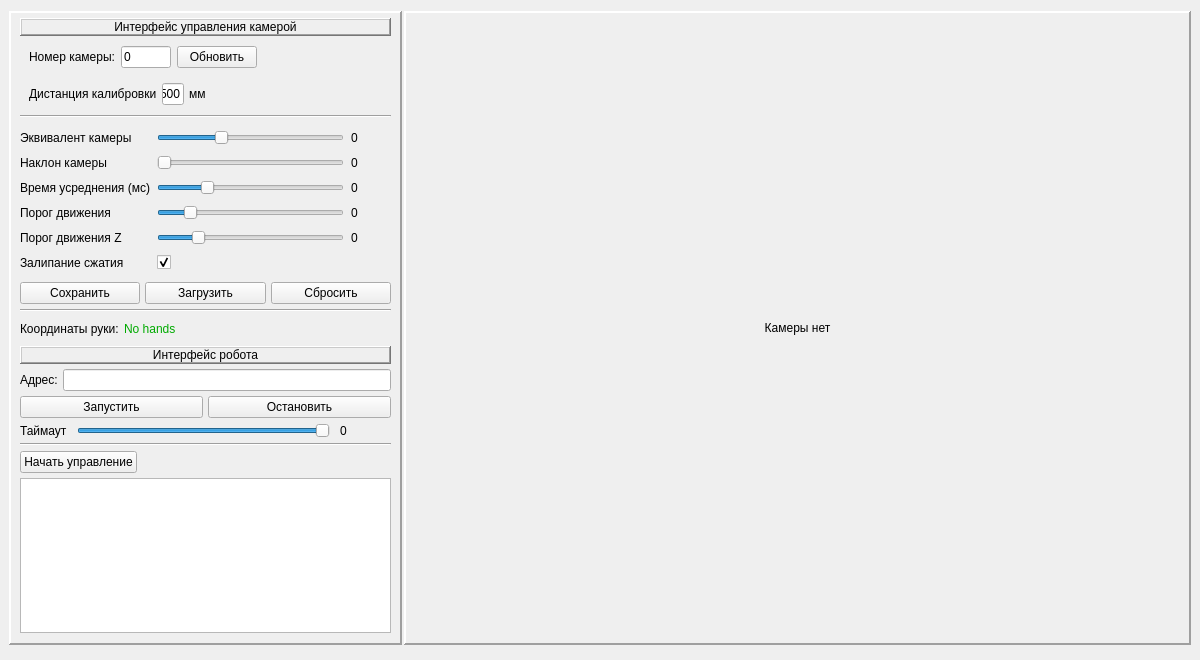
Qt form py/HapHapch/Qt/PyQtWindow.ui (KirillHit/HandTracker) before a commit.
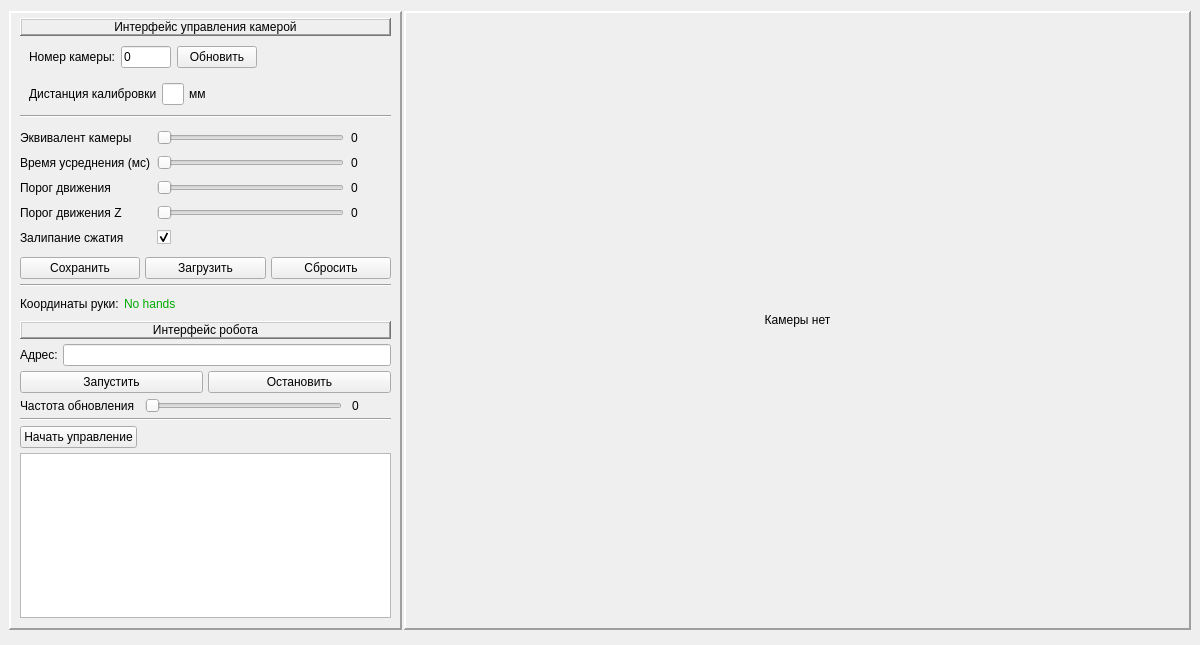
The same form after that commit.

Patch:
```diff
--- a/py/HapHapch/Qt/PyQtWindow.ui
+++ b/py/HapHapch/Qt/PyQtWindow.ui
@@ -10,7 +10,7 @@
     <x>0</x>
     <y>0</y>
     <width>1200</width>
-    <height>660</height>
+    <height>645</height>
    </rect>
   </property>
   <property name="windowTitle">
@@ -245,7 +245,7 @@
                   </size>
                  </property>
                  <property name="text">
-                  <string>500</string>
+                  <string/>
                  </property>
                 </widget>
                </item>
@@ -283,7 +283,7 @@
              </widget>
             </item>
             <item>
-             <layout class="QGridLayout" name="gridLayout_4" columnstretch="1,10,2">
+             <layout class="QGridLayout" name="gridLayout_4" columnstretch="1,10,0">
               <property name="topMargin">
                <number>7</number>
               </property>
@@ -305,14 +305,14 @@
                  <number>1</number>
                 </property>
                 <property name="value">
-                 <number>100</number>
+                 <number>0</number>
                 </property>
                 <property name="orientation">
                  <enum>Qt::Horizontal</enum>
                 </property>
                </widget>
               </item>
-              <item row="2" column="1">
+              <item row="1" column="1">
                <widget class="QSlider" name="TimeApprox">
                 <property name="maximum">
                  <number>2000</number>
@@ -321,31 +321,15 @@
                  <number>1</number>
                 </property>
                 <property name="value">
-                 <number>500</number>
+                 <number>0</number>
                 </property>
                 <property name="orientation">
                  <enum>Qt::Horizontal</enum>
                 </property>
                </widget>
               </item>
-              <item row="2" column="2">
-               <widget class="QLabel" name="Lab_TimeApprox">
-                <property name="sizePolicy">
-                 <sizepolicy hsizetype="Fixed" vsizetype="Preferred">
-                  <horstretch>0</horstretch>
-                  <verstretch>0</verstretch>
-                 </sizepolicy>
-                </property>
-                <property name="text">
-                 <string>0</string>
-                </property>
-                <property name="margin">
-                 <number>3</number>
-                </property>
-               </widget>
-              </item>
               <item row="1" column="2">
-               <widget class="QLabel" name="Lab_CamAngle">
+               <widget class="QLabel" name="Lab_TimeApprox">
                 <property name="sizePolicy">
                  <sizepolicy hsizetype="Fixed" vsizetype="Preferred">
                   <horstretch>0</horstretch>
@@ -360,46 +344,27 @@
                 </property>
                </widget>
               </item>
-              <item row="3" column="1">
-               <widget class="QSlider" name="FixedParam">
-                <property name="maximum">
-                 <number>20</number>
-                </property>
-                <property name="pageStep">
-                 <number>1</number>
-                </property>
-                <property name="value">
-                 <number>3</number>
-                </property>
-                <property name="orientation">
-                 <enum>Qt::Horizontal</enum>
-                </property>
-               </widget>
-              </item>
-              <item row="4" column="0">
+              <item row="3" column="0">
                <widget class="QLabel" name="label_8">
                 <property name="text">
                  <string>Порог движения Z</string>
                 </property>
                </widget>
               </item>
+              <item row="2" column="1">
+               <widget class="QSlider" name="FixedParam">
+                <property name="maximum">
+                 <number>20</number>
+                </property>
+                <property name="pageStep">
+                 <number>1</number>
+                </property>
+                <property name="orientation">
+                 <enum>Qt::Horizontal</enum>
+                </property>
+               </widget>
+              </item>
               <item row="3" column="2">
-               <widget class="QLabel" name="Lab_FixedParam">
-                <property name="sizePolicy">
-                 <sizepolicy hsizetype="Fixed" vsizetype="Preferred">
-                  <horstretch>0</horstretch>
-                  <verstretch>0</verstretch>
-                 </sizepolicy>
-                </property>
-                <property name="text">
-                 <string>0</string>
-                </property>
-                <property name="margin">
-                 <number>3</number>
-                </property>
-               </widget>
-              </item>
-              <item row="4" column="2">
                <widget class="QLabel" name="Lab_FixedParam_Z">
                 <property name="sizePolicy">
                  <sizepolicy hsizetype="Fixed" vsizetype="Preferred">
@@ -416,43 +381,29 @@
                </widget>
               </item>
               <item row="1" column="0">
-               <widget class="QLabel" name="label_5">
-                <property name="text">
-                 <string>Наклон камеры</string>
-                </property>
-               </widget>
-              </item>
-              <item row="1" column="1">
-               <widget class="QSlider" name="CamAngle">
-                <property name="maximum">
-                 <number>180</number>
-                </property>
-                <property name="pageStep">
-                 <number>1</number>
-                </property>
-                <property name="value">
-                 <number>0</number>
-                </property>
-                <property name="orientation">
-                 <enum>Qt::Horizontal</enum>
-                </property>
-               </widget>
-              </item>
-              <item row="2" column="0">
                <widget class="QLabel" name="label_6">
                 <property name="text">
                  <string>Время усреднения (мс)</string>
                 </property>
                </widget>
               </item>
-              <item row="3" column="0">
-               <widget class="QLabel" name="label_7">
+              <item row="2" column="2">
+               <widget class="QLabel" name="Lab_FixedParam">
+                <property name="sizePolicy">
+                 <sizepolicy hsizetype="Fixed" vsizetype="Preferred">
+                  <horstretch>0</horstretch>
+                  <verstretch>0</verstretch>
+                 </sizepolicy>
+                </property>
                 <property name="text">
-                 <string>Порог движения</string>
+                 <string>0</string>
+                </property>
+                <property name="margin">
+                 <number>3</number>
                 </property>
                </widget>
               </item>
-              <item row="4" column="1">
+              <item row="3" column="1">
                <widget class="QSlider" name="FixedParam_Z">
                 <property name="maximum">
                  <number>20</number>
@@ -460,21 +411,11 @@
                 <property name="pageStep">
                  <number>1</number>
                 </property>
-                <property name="value">
-                 <number>4</number>
-                </property>
                 <property name="orientation">
                  <enum>Qt::Horizontal</enum>
                 </property>
                </widget>
               </item>
-              <item row="0" column="0">
-               <widget class="QLabel" name="lab">
-                <property name="text">
-                 <string>Эквивалент камеры</string>
-                </property>
-               </widget>
-              </item>
               <item row="0" column="2">
                <widget class="QLabel" name="Lab_CalibCam">
                 <property name="sizePolicy">
@@ -497,14 +438,28 @@
                 </property>
                </widget>
               </item>
-              <item row="5" column="0">
+              <item row="2" column="0">
+               <widget class="QLabel" name="label_7">
+                <property name="text">
+                 <string>Порог движения</string>
+                </property>
+               </widget>
+              </item>
+              <item row="0" column="0">
+               <widget class="QLabel" name="lab">
+                <property name="text">
+                 <string>Эквивалент камеры</string>
+                </property>
+               </widget>
+              </item>
+              <item row="4" column="0">
                <widget class="QLabel" name="label_16">
                 <property name="text">
                  <string>Залипание сжатия</string>
                 </property>
                </widget>
               </item>
-              <item row="5" column="1">
+              <item row="4" column="1">
                <widget class="QCheckBox" name="CompressBox">
                 <property name="text">
                  <string/>
@@ -723,21 +678,18 @@
               <item>
                <widget class="QLabel" name="label_15">
                 <property name="text">
-                 <string>Таймаут</string>
+                 <string>Частота обновления</string>
                 </property>
                </widget>
               </item>
               <item>
-               <widget class="QSlider" name="TimeoutSlender">
+               <widget class="QSlider" name="FrequencySlender">
                 <property name="minimum">
                  <number>1</number>
                 </property>
                 <property name="maximum">
                  <number>30</number>
                 </property>
-                <property name="value">
-                 <number>30</number>
-                </property>
                 <property name="orientation">
                  <enum>Qt::Horizontal</enum>
                 </property>
```
